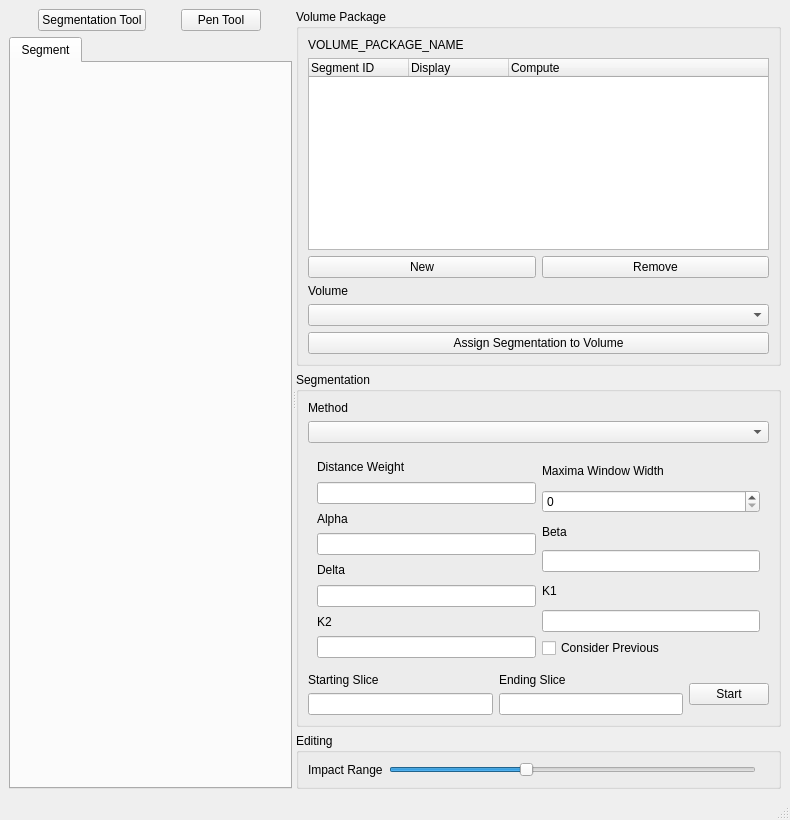
This is volume-cartographer/apps/VC/VCMain.ui in SuperOptimizer/villa as Qt 5 draws it before an edit. The edited form follows.
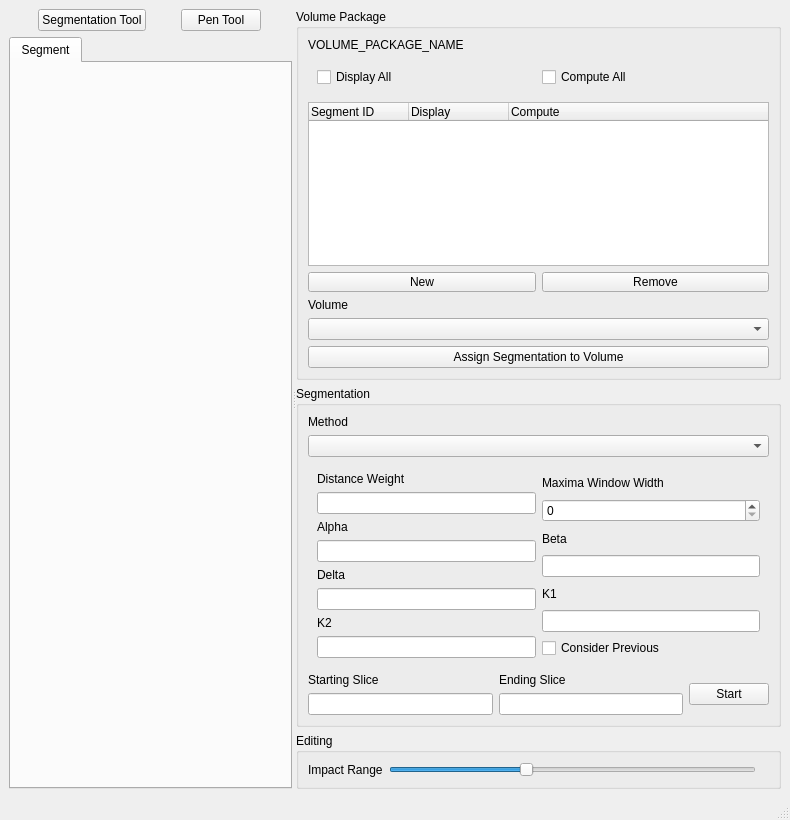
This is the edited form.

Commit message: Beta Version Multiline Display + Segmentation

```diff
--- a/volume-cartographer/apps/VC/VCMain.ui
+++ b/volume-cartographer/apps/VC/VCMain.ui
@@ -133,6 +133,26 @@
              </property>
             </widget>
            </item>
+           <item>
+            <widget class="QWidget" name="widgetCheckBoxes">
+                <layout class="QHBoxLayout" name="horizontalLayout_2">
+                    <item>
+                        <widget class="QCheckBox" name="chkDisplayAll">
+                            <property name="text">
+                                <string>Display All</string>
+                            </property>
+                        </widget>
+                    </item>
+                    <item>
+                        <widget class="QCheckBox" name="chkComputeAll">
+                            <property name="text">
+                                <string>Compute All</string>
+                            </property>
+                        </widget>
+                    </item>
+                </layout>
+            </widget>
+        </item>
            <item>
             <widget class="QTreeWidget" name="treeWidgetPaths">
             <column>
```
The commit also changes 2 other files.
